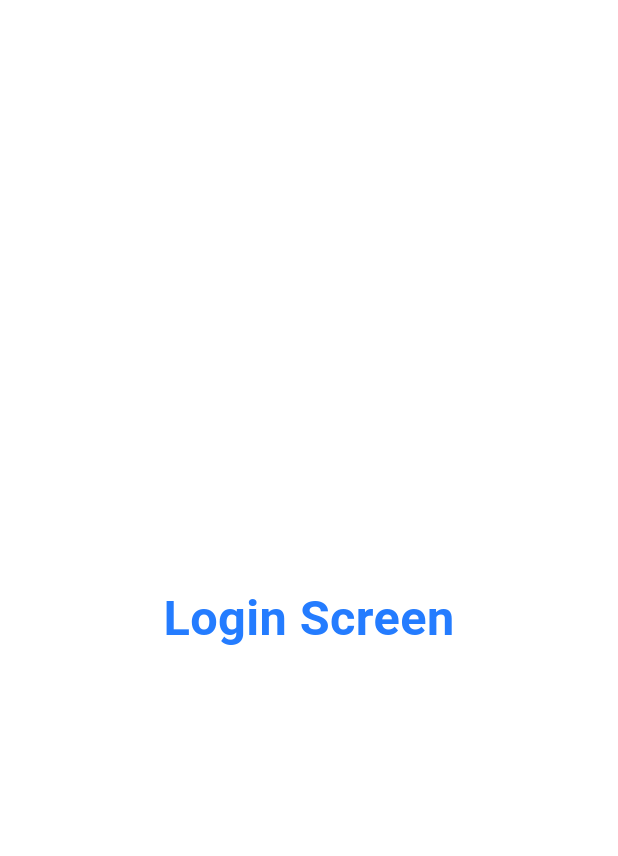
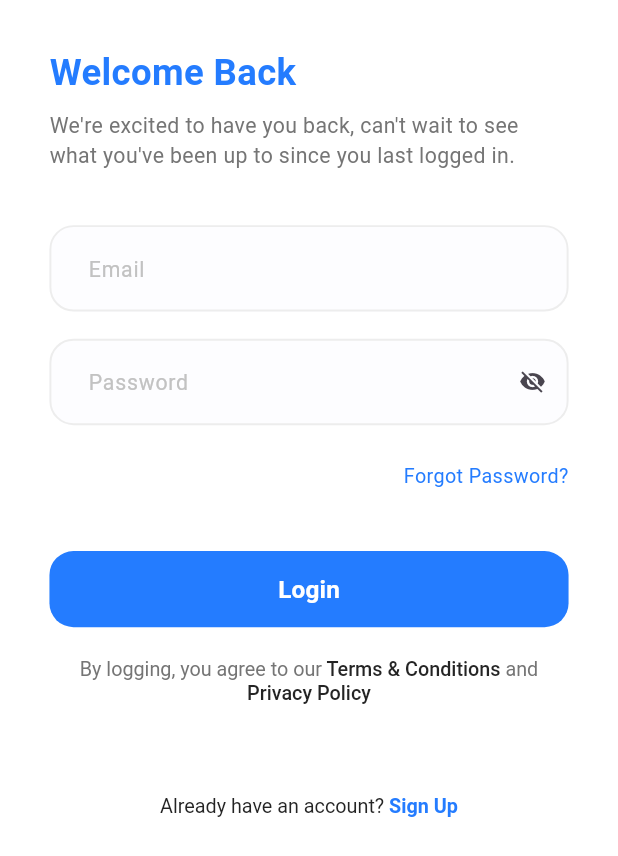
Before and after one commit to islam489/flutter_advanced_appointment, a Flutter app: the screen it shows after launch, after a tap on "Get Started", on a phone screen of 412 x 824 dp. Shown: the top 856 px of the screen. Run offline on Flutter 3.47's test engine with Material 3 defaults, Android fonts, the phone set to English and light mode, and no system bars; our stand-ins replace animated_splash_screen, flutter_screenutil, flutter_svg.

Commit message:
added Login screen ui

```diff
--- a/flutter_native_splash.yaml
+++ b/flutter_native_splash.yaml
@@ -2,3 +2,5 @@ flutter_native_splash:
   color: "#ffffff"
   image: assets/images/splash.png
   android_12:
+    color: "#ffffff"
+    image: assets/images/splash_android12_logo.png
--- /dev/null
+++ b/lib/core/Helpers/spacing.dart
@@ -0,0 +1,10 @@
+import 'package:flutter/material.dart';
+import 'package:flutter_screenutil/flutter_screenutil.dart';
+
+SizedBox verticalSpace(double height) => SizedBox(
+  height: height.h,
+);
+
+SizedBox horizontalSpace(double width) => SizedBox(
+  height: width.w,
+);
--- a/lib/core/Routing/app_router.dart
+++ b/lib/core/Routing/app_router.dart
@@ -14,7 +14,7 @@ class AppRouter {
         );
       case Routes.onBoardingScreen :
         return MaterialPageRoute(
-          builder: (_) => const OnBoardingScreen(),
+          builder: (_) => const OnboardingScreen(),
         );
       case Routes.loginScreen :
         return MaterialPageRoute(
--- a/lib/core/Theming/colors.dart
+++ b/lib/core/Theming/colors.dart
@@ -1,6 +1,10 @@
-import 'dart:ui';
+import 'package:flutter/material.dart';
 
-class ColorsManager{
-  static const Color mainBlue = Color(0xff247cff);
-  static const Color gray = Color(0xff757575);
+class ColorsManager {
+  static const Color mainBlue = Color(0xFF247CFF);
+  static const Color darkBlue = Color(0xFF242424);
+  static const Color gray = Color(0xFF757575);
+  static const Color lightGray = Color(0xFFC2C2C2);
+  static const Color lighterGray = Color(0xFFEDEDED);
+  static const Color moreLightGray = Color(0xFFFDFDFF);
 }
--- /dev/null
+++ b/lib/core/Theming/font_weight_helper.dart
@@ -0,0 +1,12 @@
+import 'package:flutter/material.dart';
+
+class FontWeightHelper {
+  static const FontWeight thin = FontWeight.w100;
+  static const FontWeight extraLight = FontWeight.w200;
+  static const FontWeight light = FontWeight.w300;
+  static const FontWeight regular = FontWeight.w400;
+  static const FontWeight medium = FontWeight.w500;
+  static const FontWeight semiBold = FontWeight.w600;
+  static const FontWeight bold = FontWeight.w700;
+  static const FontWeight extraBold = FontWeight.w800;
+}
--- a/lib/core/Theming/styles.dart
+++ b/lib/core/Theming/styles.dart
@@ -1,31 +1,84 @@
-import 'dart:ui';
 import 'package:flutter/material.dart';
 import 'package:flutter_screenutil/flutter_screenutil.dart';
 
 import 'colors.dart';
+import 'font_weight_helper.dart';
 
-class TextStyles{
-  static TextStyle font24Black700Weight = TextStyle(
+class TextStyles {
+  static TextStyle font24BlackBold = TextStyle(
     fontSize: 24.sp,
-    fontWeight: FontWeight.w700,
+    fontWeight: FontWeightHelper.bold,
     color: Colors.black,
   );
 
   static TextStyle font32BlueBold = TextStyle(
     fontSize: 32.sp,
-    fontWeight: FontWeight.bold,
+    fontWeight: FontWeightHelper.bold,
     color: ColorsManager.mainBlue,
   );
 
-  static TextStyle font11GrayRegular = TextStyle(
-    fontSize: 11.sp,
-    fontWeight: FontWeight.normal,
+  static TextStyle font13BlueSemiBold = TextStyle(
+    fontSize: 13.sp,
+    fontWeight: FontWeightHelper.semiBold,
+    color: ColorsManager.mainBlue,
+  );
+
+  static TextStyle font13DarkBlueMedium = TextStyle(
+    fontSize: 13.sp,
+    fontWeight: FontWeightHelper.medium,
+    color: ColorsManager.darkBlue,
+  );
+
+  static TextStyle font13DarkBlueRegular = TextStyle(
+    fontSize: 13.sp,
+    fontWeight: FontWeightHelper.regular,
+    color: ColorsManager.darkBlue,
+  );
+
+  static TextStyle font24BlueBold = TextStyle(
+    fontSize: 24.sp,
+    fontWeight: FontWeightHelper.bold,
+    color: ColorsManager.mainBlue,
+  );
+
+  static TextStyle font16WhiteSemiBold = TextStyle(
+    fontSize: 16.sp,
+    fontWeight: FontWeightHelper.semiBold,
+    color: Colors.white,
+  );
+
+  static TextStyle font13GrayRegular = TextStyle(
+    fontSize: 13.sp,
+    fontWeight: FontWeightHelper.regular,
     color: ColorsManager.gray,
   );
 
-  static TextStyle font16WeightSemiBold = TextStyle(
+  static TextStyle font13BlueRegular = TextStyle(
+    fontSize: 13.sp,
+    fontWeight: FontWeightHelper.regular,
+    color: ColorsManager.mainBlue,
+  );
+
+  static TextStyle font14GrayRegular = TextStyle(
+    fontSize: 14.sp,
+    fontWeight: FontWeightHelper.regular,
+    color: ColorsManager.gray,
+  );
+
+  static TextStyle font14LightGrayRegular = TextStyle(
+    fontSize: 14.sp,
+    fontWeight: FontWeightHelper.regular,
+    color: ColorsManager.lightGray,
+  );
+
+  static TextStyle font14DarkBlueMedium = TextStyle(
+    fontSize: 14.sp,
+    fontWeight: FontWeightHelper.medium,
+    color: ColorsManager.darkBlue,
+  );
+  static TextStyle font16WhiteMedium = TextStyle(
     fontSize: 16.sp,
-    fontWeight: FontWeight.w500,
+    fontWeight: FontWeightHelper.medium,
     color: Colors.white,
   );
 }
--- /dev/null
+++ b/lib/core/widgets/app_text_button.dart
@@ -0,0 +1,58 @@
+import 'package:flutter/material.dart';
+import 'package:flutter_screenutil/flutter_screenutil.dart';
+
+import '../theming/colors.dart';
+
+class AppTextButton extends StatelessWidget {
+  final double? borderRadius;
+  final Color? backgroundColor;
+  final double? horizontalPadding;
+  final double? verticalPadding;
+  final double? buttonWidth;
+  final double? buttonHeight;
+  final String buttonText;
+  final TextStyle textStyle;
+  final VoidCallback onPressed;
+  const AppTextButton({
+    super.key,
+    this.borderRadius,
+    this.backgroundColor,
+    this.horizontalPadding,
+    this.verticalPadding,
+    this.buttonHeight,
+    this.buttonWidth,
+    required this.buttonText,
+    required this.textStyle,
+    required this.onPressed,
+  });
+
+  @override
+  Widget build(BuildContext context) {
+    return TextButton(
+      style: ButtonStyle(
+        shape: MaterialStateProperty.all<RoundedRectangleBorder>(
+          RoundedRectangleBorder(
+            borderRadius: BorderRadius.circular(borderRadius ?? 16.0),
+          ),
+        ),
+        backgroundColor: MaterialStatePropertyAll(
+          backgroundColor ?? ColorsManager.mainBlue,
+        ),
+        padding: MaterialStateProperty.all<EdgeInsets>(
+          EdgeInsets.symmetric(
+            horizontal: horizontalPadding?.w ?? 12.w,
+            vertical: verticalPadding?.h ?? 14.h,
+          ),
+        ),
+        fixedSize: MaterialStateProperty.all(
+          Size(buttonWidth?.w ?? double.maxFinite, buttonHeight ?? 50.h),
+        ),
+      ),
+      onPressed: onPressed,
+      child: Text(
+        buttonText,
+        style: textStyle,
+      ),
+    );
+  }
+}
--- /dev/null
+++ b/lib/core/widgets/app_text_form_field.dart
@@ -0,0 +1,63 @@
+import 'package:flutter/material.dart';
+import 'package:flutter_screenutil/flutter_screenutil.dart';
+
+import '../Theming/colors.dart';
+import '../Theming/styles.dart';
+
+class AppTextFormField extends StatelessWidget {
+  final EdgeInsetsGeometry? contentPadding;
+  final InputBorder? focusedBorder;
+  final InputBorder? enabledBorder;
+  final TextStyle? inputTextStyle;
+  final TextStyle? hintStyle;
+  final String hintText;
+  final bool? isObscureText;
+  final Widget? suffixIcon;
+  final Color? backgroundColor;
+  const AppTextFormField({
+    super.key,
+    this.contentPadding,
+    this.focusedBorder,
+    this.enabledBorder,
+    this.inputTextStyle,
+    this.hintStyle,
+    required this.hintText,
+    this.isObscureText,
+    this.suffixIcon,
+    this.backgroundColor,
+  });
+
+  @override
+  Widget build(BuildContext context) {
+    return TextFormField(
+      decoration: InputDecoration(
+        isDense: true,
+        contentPadding: contentPadding ??
+            EdgeInsets.symmetric(horizontal: 20.w, vertical: 18.h),
+        focusedBorder: focusedBorder ??
+            OutlineInputBorder(
+              borderSide: const BorderSide(
+                color: ColorsManager.mainBlue,
+                width: 1.3,
+              ),
+              borderRadius: BorderRadius.circular(16.0),
+            ),
+        enabledBorder: enabledBorder ??
+            OutlineInputBorder(
+              borderSide: const BorderSide(
+                color: ColorsManager.lighterGray,
+                width: 1.3,
+              ),
+              borderRadius: BorderRadius.circular(16.0),
+            ),
+        hintStyle: hintStyle ?? TextStyles.font14LightGrayRegular,
+        hintText: hintText,
+        suffixIcon: suffixIcon,
+        fillColor: backgroundColor ?? ColorsManager.moreLightGray,
+        filled: true,
+      ),
+      obscureText: isObscureText ?? false,
+      style: TextStyles.font14DarkBlueMedium,
+    );
+  }
+}
--- a/lib/doc_app.dart
+++ b/lib/doc_app.dart
@@ -2,7 +2,12 @@ import 'package:flutter/material.dart';
 import 'package:flutter_advanced_appointment/core/Routing/app_router.dart';
 import 'package:flutter_advanced_appointment/core/Routing/routes.dart';
 import 'package:flutter_advanced_appointment/core/Theming/colors.dart';
+import 'package:flutter_advanced_appointment/features/onBoarding/ui/screen/onboardingScreen.dart';
 import 'package:flutter_screenutil/flutter_screenutil.dart';
+
+
+
+
 class DocApp extends StatelessWidget {
   final AppRouter appRouter;
   const DocApp({Key? key, required this.appRouter}) : super(key: key);
@@ -20,7 +25,7 @@ class DocApp extends StatelessWidget {
         ),
         onGenerateRoute: appRouter.generateRoute,
         debugShowCheckedModeBanner: false,
-        initialRoute: Routes.splashScreen,
+        initialRoute: Routes.onBoardingScreen,
       ),
 
 
--- a/lib/features/login/ui/screen/loginScreen.dart
+++ b/lib/features/login/ui/screen/loginScreen.dart
@@ -1,15 +1,91 @@
 import 'package:flutter/material.dart';
-import 'package:flutter_advanced_appointment/core/Theming/styles.dart';
-class LoginScreen extends StatelessWidget {
-  const LoginScreen({Key? key}) : super(key: key);
+import 'package:flutter_screenutil/flutter_screenutil.dart';
+
+import '../../../../core/Helpers/spacing.dart';
+import '../../../../core/Theming/styles.dart';
+import '../../../../core/widgets/app_text_button.dart';
+import '../../../../core/widgets/app_text_form_field.dart';
+import '../widgets/alerady_have_acount_text.dart';
+import '../widgets/terms_and_condition_text.dart';
+
+class LoginScreen extends StatefulWidget {
+  const LoginScreen({super.key});
+
+  @override
+  State<LoginScreen> createState() => _LoginScreenState();
+}
+
+class _LoginScreenState extends State<LoginScreen> {
+  final formKey = GlobalKey<FormState>();
+  bool isObscureText = true;
 
   @override
   Widget build(BuildContext context) {
-    return  Scaffold(
-      body: Center(
-        child: Text('Login Screen',
-          textAlign: TextAlign.center,
-          style: TextStyles.font32BlueBold)
+    return Scaffold(
+      body: SafeArea(
+        child: Padding(
+          padding: EdgeInsets.symmetric(horizontal: 30.w, vertical: 30.h),
+          child: SingleChildScrollView(
+            child: Column(
+              crossAxisAlignment: CrossAxisAlignment.start,
+              children: [
+                Text(
+                  'Welcome Back',
+                  style: TextStyles.font24BlueBold,
+                ),
+                verticalSpace(8),
+                Text(
+                  'We\'re excited to have you back, can\'t wait to see what you\'ve been up to since you last logged in.',
+                  style: TextStyles.font14GrayRegular,
+                ),
+                verticalSpace(36),
+                Form(
+                  key: formKey,
+                  child: Column(
+                    children: [
+                      const AppTextFormField(hintText: 'Email'),
+                      verticalSpace(18),
+                      AppTextFormField(
+                        hintText: 'Password',
+                        isObscureText: isObscureText,
+                        suffixIcon: GestureDetector(
+                          onTap: () {
+                            setState(() {
+                              isObscureText = !isObscureText;
+                            });
+                          },
+                          child: Icon(
+                            isObscureText
+                                ? Icons.visibility_off
+                                : Icons.visibility,
+                          ),
+                        ),
+                      ),
+                      verticalSpace(24),
+                      Align(
+                        alignment: AlignmentDirectional.centerEnd,
+                        child: Text(
+                          'Forgot Password?',
+                          style: TextStyles.font13BlueRegular,
+                        ),
+                      ),
+                      verticalSpace(40),
+                      AppTextButton(
+                        buttonText: "Login",
+                        textStyle: TextStyles.font16WhiteSemiBold,
+                        onPressed: () {},
+                      ),
+                      verticalSpace(16),
+                      const TermsAndConditionsText(),
+                      verticalSpace(60),
+                      const AlreadyHaveAccountText(),
+                    ],
+                  ),
+                ),
+              ],
+            ),
+          ),
+        ),
       ),
     );
   }
--- /dev/null
+++ b/lib/features/login/ui/widgets/alerady_have_acount_text.dart
@@ -0,0 +1,26 @@
+import 'package:flutter/material.dart';
+
+import '../../../../core/theming/styles.dart';
+
+class AlreadyHaveAccountText extends StatelessWidget {
+  const AlreadyHaveAccountText({super.key});
+
+  @override
+  Widget build(BuildContext context) {
+    return RichText(
+      textAlign: TextAlign.center,
+      text: TextSpan(
+        children: [
+          TextSpan(
+            text: 'Already have an account?',
+            style: TextStyles.font13DarkBlueRegular,
+          ),
+          TextSpan(
+            text: ' Sign Up',
+            style: TextStyles.font13BlueSemiBold,
+          ),
+        ],
+      ),
+    );
+  }
+}
--- /dev/null
+++ b/lib/features/login/ui/widgets/terms_and_condition_text.dart
@@ -0,0 +1,34 @@
+import 'package:flutter/material.dart';
+
+import '../../../../core/theming/styles.dart';
+
+class TermsAndConditionsText extends StatelessWidget {
+  const TermsAndConditionsText({super.key});
+
+  @override
+  Widget build(BuildContext context) {
+    return RichText(
+      textAlign: TextAlign.center,
+      text: TextSpan(
+        children: [
+          TextSpan(
+            text: 'By logging, you agree to our',
+            style: TextStyles.font13GrayRegular,
+          ),
+          TextSpan(
+            text: ' Terms & Conditions',
+            style: TextStyles.font13DarkBlueMedium,
+          ),
+          TextSpan(
+            text: ' and',
+            style: TextStyles.font13GrayRegular.copyWith(height: 1.5),
+          ),
+          TextSpan(
+            text: ' Privacy Policy',
+            style: TextStyles.font13DarkBlueMedium,
+          ),
+        ],
+      ),
+    );
+  }
+}
--- a/lib/features/onBoarding/ui/screen/onboardingScreen.dart
+++ b/lib/features/onBoarding/ui/screen/onboardingScreen.dart
@@ -1,47 +1,43 @@
 import 'package:flutter/material.dart';
-import 'package:flutter_advanced_appointment/features/onBoarding/ui/widgets/doctor_image_and_text.dart';
 import 'package:flutter_screenutil/flutter_screenutil.dart';
-
 import '../../../../core/Theming/styles.dart';
 import '../widgets/doc_logo_and_name.dart';
+import '../widgets/doctor_image_and_text.dart';
 import '../widgets/get_started_button.dart';
-class OnBoardingScreen extends StatelessWidget {
-  const OnBoardingScreen({Key? key}) : super(key: key);
+
+class OnboardingScreen extends StatelessWidget {
+  const OnboardingScreen({super.key});
 
   @override
   Widget build(BuildContext context) {
-    return  Scaffold(
-      body:  SafeArea(
+    return Scaffold(
+      body: SafeArea(
           child: SingleChildScrollView(
             child: Padding(
-                padding:EdgeInsets.only(
-                    top: 30.h,
-                    bottom: 30.h
-                ),
-                    child:   Column(
+              padding: EdgeInsets.only(top: 30.h, bottom: 30.h),
+              child: Column(
                 children: [
                   const DocLogoAndName(),
-                        SizedBox(height: 30.h,),
+                  SizedBox(height: 30.h),
                   const DoctorImageAndText(),
                   Padding(
                     padding: EdgeInsets.symmetric(horizontal: 30.w),
-                          child:Column(
+                    child: Column(
                       children: [
-                              Text('Manage and schedule all of your medical appointments easily with Docdoc to get a new experience.',
-                              style: TextStyles.font11GrayRegular,
-                              textAlign: TextAlign.center,),
-                              SizedBox(height: 30.h,),
+                        Text(
+                          'Manage and schedule all of your medical appointments easily with Docdoc to get a new experience.',
+                          style: TextStyles.font13GrayRegular,
+                          textAlign: TextAlign.center,
+                        ),
+                        SizedBox(height: 30.h),
                         const GetStartedButton(),
                       ],
-                          ) ,
-
                     ),
+                  )
                 ],
               ),
             ),
-
-          ))
+          )),
     );
-
   }
 }
--- a/lib/features/onBoarding/ui/widgets/doc_logo_and_name.dart
+++ b/lib/features/onBoarding/ui/widgets/doc_logo_and_name.dart
@@ -1,19 +1,23 @@
 import 'package:flutter/material.dart';
-import 'package:flutter_advanced_appointment/core/Theming/styles.dart';
 import 'package:flutter_screenutil/flutter_screenutil.dart';
-import 'package:flutter_svg/flutter_svg.dart';
+import 'package:flutter_svg/svg.dart';
+
+import '../../../../core/Theming/styles.dart';
+
 class DocLogoAndName extends StatelessWidget {
-  const DocLogoAndName({Key? key}) : super(key: key);
+  const DocLogoAndName({super.key});
 
   @override
   Widget build(BuildContext context) {
-    return  Row(
+    return Row(
       mainAxisAlignment: MainAxisAlignment.center,
       children: [
-        SvgPicture.asset('assets/svgs/doc_logo.svg'),
-        SizedBox(width: 10.w,),
-        Text('DocDOc',
-        style: TextStyles.font24Black700Weight,)
+        SvgPicture.asset('assets/svgs/docdoc_logo.svg'),
+        SizedBox(width: 10.w),
+        Text(
+          'DocDoc',
+          style: TextStyles.font24BlackBold,
+        ),
       ],
     );
   }
--- a/lib/features/onBoarding/ui/widgets/get_started_button.dart
+++ b/lib/features/onBoarding/ui/widgets/get_started_button.dart
@@ -1,44 +1,33 @@
-import 'dart:ffi';
-
 import 'package:flutter/material.dart';
 import 'package:flutter_advanced_appointment/core/Helpers/extensions.dart';
-import 'package:flutter_advanced_appointment/core/Theming/colors.dart';
-import 'package:flutter_advanced_appointment/core/Theming/styles.dart';
-import 'package:flutter_screenutil/flutter_screenutil.dart';
+import '../../../../core/Routing/routes.dart';
+import '../../../../core/Theming/colors.dart';
+import '../../../../core/Theming/styles.dart';
 
-import '../../../../core/Routing/routes.dart';
 class GetStartedButton extends StatelessWidget {
-  const GetStartedButton({Key? key}) : super(key: key);
+  const GetStartedButton({super.key});
 
   @override
   Widget build(BuildContext context) {
-    return GestureDetector(
-      onTap: (){
+    return TextButton(
+      onPressed: () {
         context.pushNamed(Routes.loginScreen);
       },
-      child: Container(
-        width: double.infinity,
-        height: 52.h,
-        padding: const EdgeInsets.symmetric(horizontal: 12, vertical: 14),
-        decoration: ShapeDecoration(
-          color: ColorsManager.mainBlue,
-          shape: RoundedRectangleBorder(
-            side: const BorderSide(width: 1, color: ColorsManager.mainBlue),
+      style: ButtonStyle(
+        backgroundColor: MaterialStateProperty.all(ColorsManager.mainBlue),
+        tapTargetSize: MaterialTapTargetSize.shrinkWrap,
+        minimumSize: MaterialStateProperty.all(
+          const Size(double.infinity, 52),
+        ),
+        shape: MaterialStateProperty.all(
+          RoundedRectangleBorder(
             borderRadius: BorderRadius.circular(16),
           ),
         ),
-        child: Row(
-          mainAxisSize: MainAxisSize.min,
-          mainAxisAlignment: MainAxisAlignment.center,
-          crossAxisAlignment: CrossAxisAlignment.center,
-          children: [
-            Text(
-              'Get Started',
-              textAlign: TextAlign.center,
-              style: TextStyles.font16WeightSemiBold,
-            ),
-          ],
-        ),
+      ),
+      child: Text(
+        'Get Started',
+        style: TextStyles.font16WhiteMedium,
       ),
     );
   }
--- a/lib/features/splash/splash_screen.dart
+++ b/lib/features/splash/splash_screen.dart
@@ -17,7 +17,7 @@ class _SplashScreenState extends State<SplashScreen> {
       splashIconSize: 800.0,
       duration: 1000,
         splash: 'assets/images/splash.png',
-        nextScreen: const OnBoardingScreen(),
+        nextScreen: const OnboardingScreen(),
       splashTransition: SplashTransition.slideTransition,
     );
   }
--- a/pubspec.yaml
+++ b/pubspec.yaml
@@ -54,7 +54,7 @@ dependencies:
   intl: ^0.18.1
   easy_localization: ^3.0.3
   # for splash screen
-  flutter_native_splash: ^2.3.5
+  flutter_native_splash: ^2.3.6
   animated_splash_screen: ^1.3.0
   #An SVG rendering and widget library for Flutter, which allows painting
   flutter_svg: ^2.0.9
@@ -72,7 +72,7 @@ dev_dependencies:
   # activated in the `analysis_options.yaml` file located at the root of your
   # package. See that file for information about deactivating specific lint
   # rules and activating additional ones.
-  flutter_lints: ^2.0.0
+  flutter_lints: ^3.0.1
 
 # For information on the generic Dart part of this file, see the
 # following page: https://dart.dev/tools/pub/pubspec
```
Also changed, not shown: pubspec.lock. Lines whose indentation alone changed are shown as unchanged.
